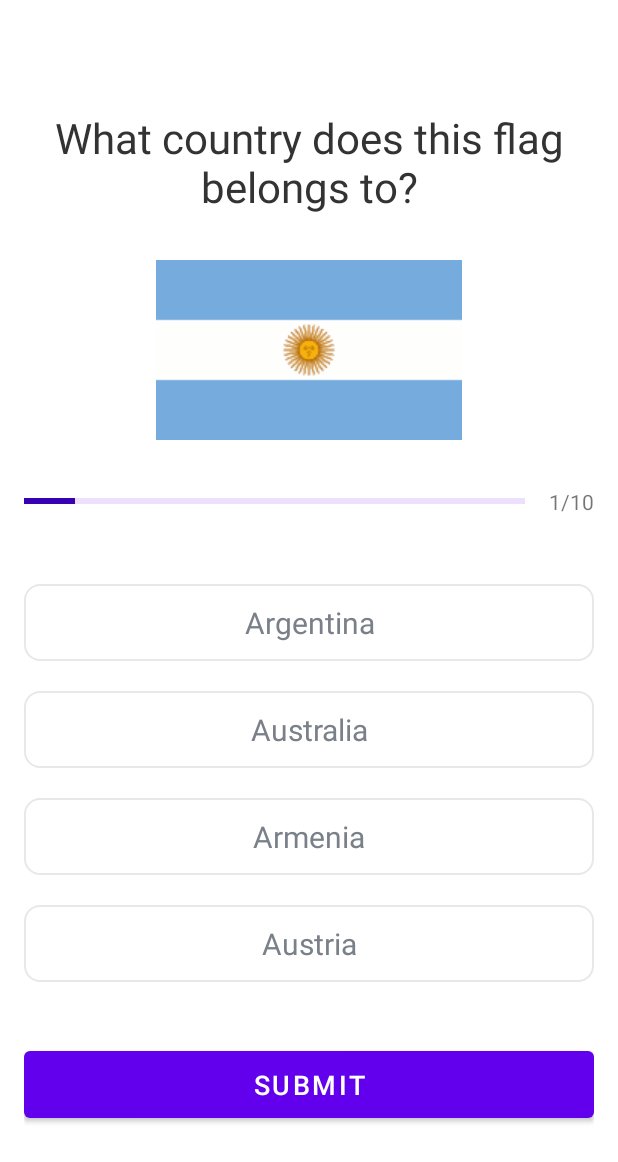
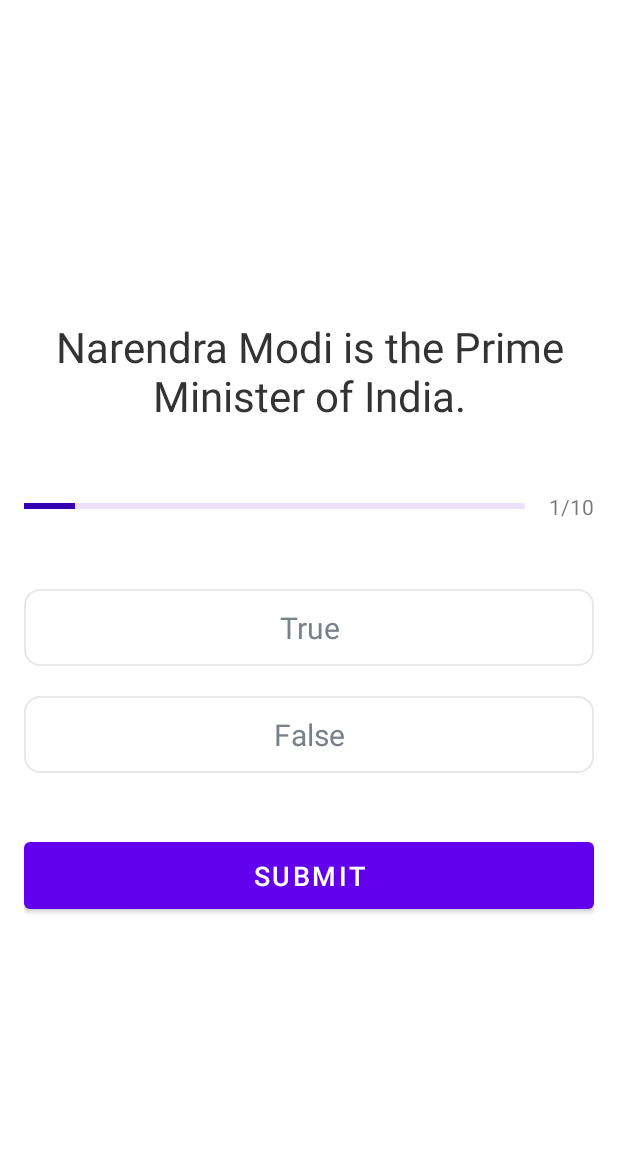
Before and after one commit to vshanusastry/HomeWork, an Android app: the QuizQuestionsActivity screen opened directly, with no data from a screen before it, on a phone screen of 412 x 824 dp. Shown: the top 1162 px of the screen. Run offline under Robolectric (Android 15) with nearby library versions, the phone set to English and light mode, and no system bars.

Commit message:
1st push

```diff
--- a/app/src/main/AndroidManifest.xml
+++ b/app/src/main/AndroidManifest.xml
@@ -22,7 +22,7 @@
         <activity
             android:name=".MainActivity"
             android:exported="true"
-            android:screenOrientation="portrait">
+            android:screenOrientation="sensor">
             <intent-filter>
                 <action android:name="android.intent.action.MAIN" />
 
--- a/app/src/main/java/com/example/quizapp/Constants.kt
+++ b/app/src/main/java/com/example/quizapp/Constants.kt
@@ -11,10 +11,10 @@ object Constants {
         // 1
         val questionOne = Question(
             1,
-            "What country does this flag belongs to?",
+            "Narendra Modi is the Prime Minister of India.",
             R.drawable.ic_flag_of_argentina,
-            arrayListOf("Argentina", "Australia", "Armenia", "Austria"),
-            0,
+            arrayListOf("True", "False"),
+            0
         )
         questionsList.add(questionOne)
 
@@ -23,9 +23,10 @@ object Constants {
             2,
             "What country does this flag belong to?",
             R.drawable.ic_flag_of_australia,
-            arrayListOf("Angola", "Austria",
-            "Australia", "Armenia"),
-            2
+            arrayListOf("Angola", "Austria"
+//            ,"Australia", "Armenia"
+            ),
+            1
         )
         questionsList.add(questionTwo)
 
@@ -34,9 +35,10 @@ object Constants {
             3,
             "What country does this flag belong to?",
             R.drawable.ic_flag_of_brazil,
-            arrayListOf("Belarus", "Belize",
-            "Brunei", "Brazil"),
-            3
+            arrayListOf("Belarus", "Belize"
+//            ,"Brunei", "Brazil"
+            ),
+            0
         )
         questionsList.add(questionThree)
 
@@ -45,8 +47,9 @@ object Constants {
             4,
             "What country does this flag belong to?",
             R.drawable.ic_flag_of_belgium,
-            arrayListOf("Bahamas", "Belgium",
-            "Barbados", "Belize"),
+            arrayListOf("Belarus", "Belize"
+//            ,"Brunei", "Brazil"
+            ),
             1
         )
         questionsList.add(questionFour)
@@ -56,9 +59,10 @@ object Constants {
             5,
             "What country does this flag belong to?",
             R.drawable.ic_flag_of_fiji,
-            arrayListOf("Gabon", "France",
-            "Fiji", "Finland"),
-            2
+            arrayListOf("Belarus", "Belize"
+//            ,"Brunei", "Brazil"
+            ),
+            0
         )
         questionsList.add(questionFive)
 
@@ -67,9 +71,10 @@ object Constants {
             6,
             "What country does this flag belong to?",
             R.drawable.ic_flag_of_germany,
-            arrayListOf("Germany", "Georgia",
-            "Greece", "none of these"),
-            0
+            arrayListOf("Belarus", "Belize"
+//            ,"Brunei", "Brazil"
+            ),
+            1
         )
 
         questionsList.add(questionSix)
@@ -79,9 +84,10 @@ object Constants {
             7,
             "What country does this flag belong to?",
             R.drawable.ic_flag_of_denmark,
-            arrayListOf("Dominica", "Egypt",
-            "Denmark", "Ethiopia"),
-            2
+            arrayListOf("Belarus", "Belize"
+//            ,"Brunei", "Brazil"
+            ),
+            0
         )
         questionsList.add(questionSeven)
 
@@ -90,9 +96,10 @@ object Constants {
             8,
             "What country does this flag belong to?",
             R.drawable.ic_flag_of_india,
-            arrayListOf("Ireland", "Iran",
-            "Hungary", "India"),
-            3
+            arrayListOf("Belarus", "Belize"
+//            ,"Brunei", "Brazil"
+            ),
+            1
         )
         questionsList.add(questionEight)
 
@@ -101,8 +108,9 @@ object Constants {
             9,
             "What country does this flag belong to?",
             R.drawable.ic_flag_of_new_zealand,
-            arrayListOf("Australia", "New Zealand",
-            "Tuvalu", "United States of America"),
+            arrayListOf("Belarus", "Belize"
+//            ,"Brunei", "Brazil"
+            ),
             1
         )
         questionsList.add(questionNine)
@@ -112,8 +120,9 @@ object Constants {
             10,
             "What country does this flag belong to?",
             R.drawable.ic_flag_of_kuwait,
-            arrayListOf("Kuwait", "Jordan",
-            "Sudan", "Palestine"),
+            arrayListOf("Belarus", "Belize"
+//            ,"Brunei", "Brazil"
+            ),
             0
         )
         questionsList.add(questionTen)
--- a/app/src/main/java/com/example/quizapp/MainActivity.kt
+++ b/app/src/main/java/com/example/quizapp/MainActivity.kt
@@ -17,7 +17,7 @@ class MainActivity : AppCompatActivity() {
 
         btnStart.setOnClickListener {
             if (etName.text.isEmpty()) {
-                Toast.makeText(this, "Please, enter your name", Toast.LENGTH_LONG).show()
+                Toast.makeText(this, "Welcome", Toast.LENGTH_LONG).show()
             } else {
                 val intent = Intent(this, QuizQuestionsActivity::class.java)
                 intent.putExtra(Constants.USER_NAME, etName.text.toString())
--- a/app/src/main/java/com/example/quizapp/QuizQuestionsActivity.kt
+++ b/app/src/main/java/com/example/quizapp/QuizQuestionsActivity.kt
@@ -20,7 +20,10 @@ class QuizQuestionsActivity : AppCompatActivity() {
     private var selectedAlternativeIndex = -1;
     private var isAnswerChecked = false;
     private var totalScore = 0;
-    private val alternativesIds = arrayOf(R.id.optionOne, R.id.optionTwo, R.id.optionThree, R.id.optionFour)
+    private val alternativesIds = arrayOf(R.id.optionOne, R.id.optionTwo
+//        , R.id.optionThree, R.id.optionFour
+
+    )
 
     private var tvQuestion: TextView? = null
     private var ivImage: ImageView? = null
@@ -36,15 +39,15 @@ class QuizQuestionsActivity : AppCompatActivity() {
         userName = intent.getStringExtra(Constants.USER_NAME)
 
         tvQuestion = findViewById(R.id.tvQuestion)
-        ivImage = findViewById(R.id.ivImage)
+//        ivImage = findViewById(R.id.ivImage)
         progressBar = findViewById(R.id.progressBar)
         tvProgress = findViewById(R.id.tvProgress)
         btnSubmit = findViewById(R.id.btnSubmit)
         tvAlternatives = arrayListOf(
             findViewById(R.id.optionOne),
-            findViewById(R.id.optionTwo),
-            findViewById(R.id.optionThree),
-            findViewById(R.id.optionFour),
+            findViewById(R.id.optionTwo)
+//            ,findViewById(R.id.optionThree),
+//            findViewById(R.id.optionFour),
         )
 
         updateQuestion()
--- a/app/src/main/res/layout/activity_quiz_questions.xml
+++ b/app/src/main/res/layout/activity_quiz_questions.xml
@@ -10,95 +10,90 @@
     <LinearLayout
         android:layout_width="match_parent"
         android:layout_height="wrap_content"
+        android:gravity="center"
         android:orientation="vertical"
-        android:gravity="center"
-        android:paddingVertical="32dp"
         android:paddingHorizontal="16dp"
-        >
+        android:paddingVertical="32dp">
+
         <TextView
             android:id="@+id/tvQuestion"
             android:layout_width="match_parent"
             android:layout_height="wrap_content"
+            android:layout_marginBottom="30dp"
+            android:paddingHorizontal="20dp"
             android:textAlignment="center"
-            tools:text="What does country this flag belongs to?"
+            android:textColor="#333333"
             android:textSize="28sp"
-            android:paddingHorizontal="20dp"
-            android:textColor="#333333"
-            android:layout_marginBottom="30dp"
-            />
+            tools:text="What does country this flag belongs to?" />
 
-        <ImageView
-            android:id="@+id/ivImage"
-            android:layout_width="wrap_content"
-            android:layout_height="wrap_content"
-            android:layout_gravity="center"
-            tools:src="@drawable/ic_flag_of_argentina"
-            android:layout_marginBottom="16dp"
-            android:contentDescription="Quiz Image"
-            />
+<!--        <ImageView-->
+<!--            android:id="@+id/ivImage"-->
+<!--            android:layout_width="wrap_content"-->
+<!--            android:layout_height="wrap_content"-->
+<!--            android:layout_gravity="center"-->
+<!--            android:layout_marginBottom="16dp"-->
+<!--            android:contentDescription="Quiz Image"-->
+<!--            tools:src="@drawable/ic_flag_of_argentina"-->
+<!--            />-->
 
         <LinearLayout
             android:layout_width="match_parent"
             android:layout_height="wrap_content"
             android:layout_marginBottom="20dp"
             android:gravity="center_vertical">
+
             <ProgressBar
                 android:id="@+id/progressBar"
+                style="@style/Widget.AppCompat.ProgressBar.Horizontal"
                 android:layout_width="0dp"
                 android:layout_height="wrap_content"
+                android:layout_marginRight="16dp"
                 android:layout_weight="1"
+                android:indeterminate="false"
+                android:max="10"
                 android:min="0"
-                android:max="10"
                 android:minHeight="50dp"
                 android:progress="1"
-                android:indeterminate="false"
-                android:layout_marginRight="16dp"
-                android:progressTint="@color/purple_700"
                 android:progressBackgroundTint="@color/purple_200"
-                style="@style/Widget.AppCompat.ProgressBar.Horizontal"
-                />
+                android:progressTint="@color/purple_700" />
 
             <TextView
                 android:id="@+id/tvProgress"
                 android:layout_width="wrap_content"
                 android:layout_height="wrap_content"
-                android:text="1/10"
-                />
+                android:text="1/10" />
         </LinearLayout>
 
 
         <TextView
             android:id="@+id/optionOne"
             style="@style/toggleButton"
-            tools:text="Argentina"
-            />
+            tools:text="Argentina" />
 
         <TextView
             android:id="@+id/optionTwo"
             style="@style/toggleButton"
-            tools:text="Australia"
-            />
+            tools:text="Australia" />
 
-        <TextView
-            android:id="@+id/optionThree"
-            style="@style/toggleButton"
-            tools:text="Armenia"
-            />
+        <!--        <TextView-->
+        <!--            android:id="@+id/optionThree"-->
+        <!--            style="@style/toggleButton"-->
+        <!--            tools:text="Armenia"-->
+        <!--            />-->
 
-        <TextView
-            android:id="@+id/optionFour"
-            style="@style/toggleButton"
-            tools:text="Austria"
-            />
+        <!--        <TextView-->
+        <!--            android:id="@+id/optionFour"-->
+        <!--            style="@style/toggleButton"-->
+        <!--            tools:text="Austria"-->
+        <!--            />-->
 
         <Button
             android:id="@+id/btnSubmit"
             android:layout_width="match_parent"
             android:layout_height="wrap_content"
+            android:layout_marginTop="30dp"
+            android:paddingVertical="10dp"
             android:text="SUBMIT"
-            android:layout_marginTop="30dp"
-            android:textSize="18dp"
-            android:paddingVertical="10dp"
-            />
+            android:textSize="18dp" />
     </LinearLayout>
 </ScrollView>
--- a/app/src/main/res/values/strings.xml
+++ b/app/src/main/res/values/strings.xml
@@ -1,3 +1,3 @@
 <resources>
-    <string name="app_name">QuizApp</string>
+    <string name="app_name">Home-Work</string>
 </resources>
--- a/build.gradle
+++ b/build.gradle
@@ -1,7 +1,7 @@
 // Top-level build file where you can add configuration options common to all sub-projects/modules.
 plugins {
-    id 'com.android.application' version '7.2.2' apply false
-    id 'com.android.library' version '7.2.2' apply false
+    id 'com.android.application' version '7.4.2' apply false
+    id 'com.android.library' version '7.4.2' apply false
     id 'org.jetbrains.kotlin.android' version '1.7.10' apply false
 }
 
```
Also changed, not shown: app/src/main/res/layout/activity_main.xml (+51 -39 lines), app/src/main/res/layout/activity_result.xml (+28 -24 lines), app/src/main/res/drawable/anime.png (added), app/src/main/res/drawable/prize.png (added), gradle/wrapper/gradle-wrapper.properties, 3 other files.
